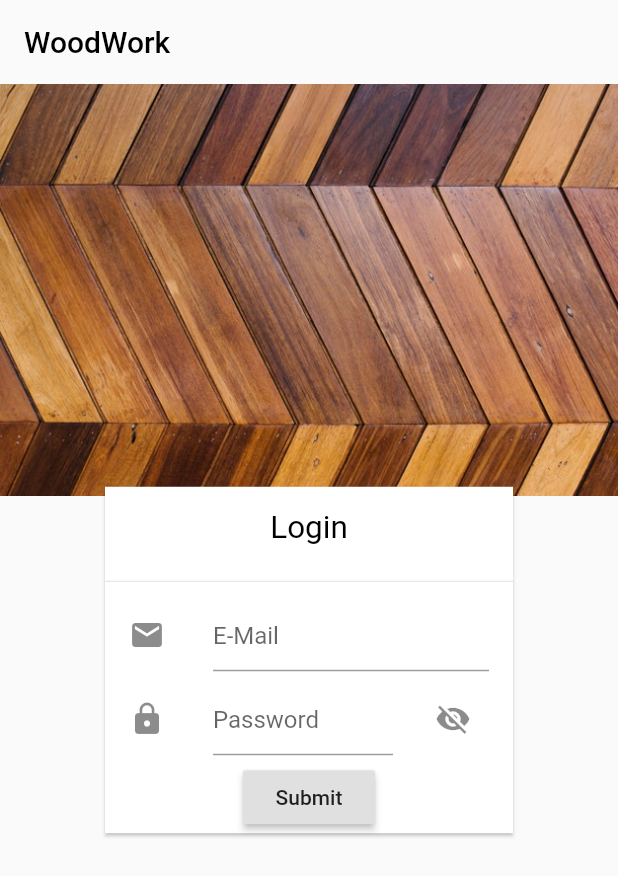
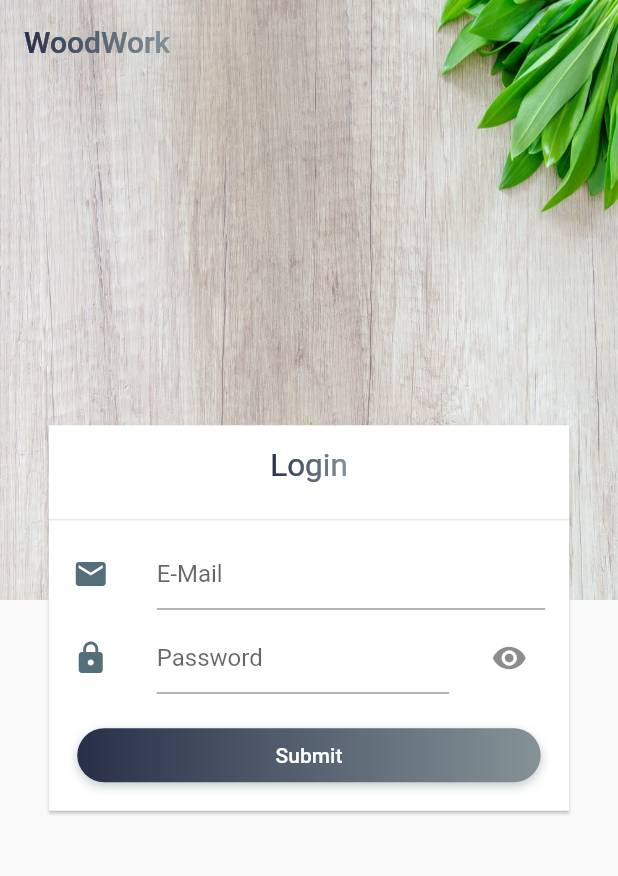
Before and after one commit to nobodomon/WoodWork, a Flutter app: the screen it shows after launch, after a tap on "Submit", on a phone screen of 412 x 824 dp. Shown: the top 876 px of the screen. Run offline on Flutter 3.47's test engine with Material 2 defaults, Android fonts, the phone set to English and light mode, and no system bars; drawn by our look-alikes of gradient_widgets; missing offline and left inert: dart:ffi, keyboard_visibility.

Commit message:
Link up some pages shadily

```diff
--- a/lib/login.dart
+++ b/lib/login.dart
@@ -1,5 +1,11 @@
+import 'dart:ffi';
+
 import 'package:flutter/material.dart';
+import 'package:gradient_widgets/gradient_widgets.dart';
 import 'package:keyboard_visibility/keyboard_visibility.dart';
+import 'package:woodwork/AdminPages/adminHome.dart';
+import 'package:woodwork/ContractorPages/contractorHome.dart';
+import 'package:woodwork/ProductionPages/productionHome.dart';
 
 class Login extends StatefulWidget{
   @override
@@ -7,8 +13,9 @@ class Login extends StatefulWidget{
 }
 
 class LoginState extends State<Login>{
-
+  final emailController = TextEditingController();
   Alignment childAlignment = Alignment.center;
+  double topPadding = 20;
   @override
   void initState() {
     KeyboardVisibilityNotification().addNewListener(
@@ -16,13 +23,22 @@ class LoginState extends State<Login>{
       // Add state updating code
       setState(() {
         childAlignment = visible ? Alignment.topCenter : Alignment.center;
+        topPadding = visible ? 150 : 20;
       });
     },
   );
   super.initState();
   }
+
+  @override
+  void dispose() {
+    // Clean up the controller when the widget is disposed.
+    emailController.dispose();
+    super.dispose();
+  }
+
   bool visible = false;
-  Icon visibilityIcon = new Icon(Icons.visibility_off);
+  Icon visibilityIcon = new Icon(Icons.visibility);
   void toggleVisibility(){
     setState(() {
       if(visible){
@@ -34,45 +50,61 @@ class LoginState extends State<Login>{
       }
     });
   }
-
+  String emailInput;
   @override
   Widget build(BuildContext context) {
-    // TODO: implement build
     return new Scaffold(
-      appBar: new AppBar(
-        title: new Text(
+      /* appBar: new AppBar(
+        title: new GradientText(
           "WoodWork",
+          gradient: Gradients.taitanum,
           style: new TextStyle(
             color: Theme.of(context).primaryTextTheme.title.color),
           ),
         backgroundColor: Colors.transparent,
         elevation: 0,
-      ),
+      ), */
       body: new Stack(
         children: <Widget>[
         new Image.asset(
+
               'assets/images/WoodGrain.jpeg',
-              fit: BoxFit.cover,
+              height: 400,
+              fit: BoxFit.fill
+            ),
+        new Scaffold(
+          backgroundColor: Colors.transparent,
+          appBar: new AppBar(
+            backgroundColor: Colors.transparent,
+            elevation: 0,
+            title: new GradientText(
+              "WoodWork",
+              gradient: Gradients.taitanum,
+              style: new TextStyle(
+                color: Theme.of(context).primaryTextTheme.title.color),
+              ),
+            ),
           ),
         new AnimatedContainer(
-          curve: Curves.easeOut,
+          curve: Curves.easeInOut,
           duration: Duration(
-            milliseconds: 400,
+            milliseconds: 300,
           ),
           width: double.infinity,
           height: double.infinity,
-          padding: const EdgeInsets.all(20),
+          padding: EdgeInsets.fromLTRB(20,topPadding,20,20),
           alignment: childAlignment,
           child: new Card(
             shape: RoundedRectangleBorder(borderRadius: BorderRadius.circular(0.0)),
-            margin: new EdgeInsets.all(50),
+            margin: new EdgeInsets.all(12.5),
             child: new Column(
               mainAxisSize: MainAxisSize.min,
               children: <Widget>[
                 new Padding(
                   padding: new EdgeInsets.all(15),
-                  child: new Text(
+                  child: new GradientText(
                     "Login",
+                    gradient: Gradients.taitanum,
                     style: new TextStyle(
                       fontSize: 21,
                       color: Theme.of(context).primaryTextTheme.title.color
@@ -81,17 +113,30 @@ class LoginState extends State<Login>{
                   ),
                 ),
                 new Divider(),
+                new Form(
+                  child:Column(
+                    children: <Widget>[
                       new ListTile(
-                  leading: new Icon(Icons.email),
+                        leading: new Icon(
+                          Icons.email,
+                          color: Colors.blueGrey[600],
+                        ),
                         title: new TextFormField(
+                          keyboardType: TextInputType.emailAddress,
+                          controller: emailController,
                           decoration: new InputDecoration(
+                            focusedBorder: UnderlineInputBorder(borderSide: BorderSide(color: Colors.blueGrey[600], width: 2.0)),
                             hintText: "E-Mail"
                           ),
                         )),
                       new ListTile(
-                  leading: new Icon(Icons.lock),
+                        leading: new Icon(
+                          Icons.lock,
+                          color: Colors.blueGrey[600],
+                        ),
                         title: new TextFormField(
                           decoration: new InputDecoration(
+                            focusedBorder: UnderlineInputBorder(borderSide: BorderSide(color: Colors.blueGrey[600], width: 2.0)),
                             hintText: "Password"
 
                           ),
@@ -101,7 +146,41 @@ class LoginState extends State<Login>{
                           icon: visibilityIcon,
                           onPressed: ()=>toggleVisibility(),
                         )),
-                new RaisedButton(child: new Text("Submit"),onPressed: ()=> null,)
+                      Padding(
+                        padding: const EdgeInsets.all(15.0),
+                        child: new GradientButton(
+                          child: new Text("Submit"),
+                          increaseWidthBy: double.infinity,
+                          callback: (){
+
+                            switch(emailController.text){
+                              case "Admin": {
+                                Navigator.push(
+                                  context,
+                                  MaterialPageRoute(builder: (context) => AdminHome()),
+                                );
+                                print("Admin");
+                              }break;
+                              case "Contractor": {
+                                Navigator.push(
+                                  context,
+                                  MaterialPageRoute(builder: (context) => ContractorHome()),
+                                );
+                              }break;
+                              case "Production": {
+                                Navigator.push(
+                                  context,
+                                  MaterialPageRoute(builder: (context) => ProductionHome()),
+                                );
+                              }break;
+                            }
+                          },
+                          gradient: Gradients.taitanum,),
+                      )
+                    ],
+                  ),
+
+                ),
               ],
             ),
           ),
--- a/pubspec.yaml
+++ b/pubspec.yaml
@@ -14,12 +14,13 @@ description: A new Flutter project.
 version: 1.0.0+1
 
 environment:
-  sdk: ">=2.1.0 <3.0.0"
+  sdk: ">=2.2.0 <3.0.0"
 
 dependencies:
 
 
   keyboard_visibility: ^0.5.6
+  gradient_widgets: ^0.5.0
 
   flutter:
     sdk: flutter
```
Also changed, not shown: lib/AdminPages/adminHome.dart (added, +21 -0 lines), lib/ContractorPages/contractorHome.dart (added, +21 -0 lines), lib/ProductionPages/productionHome.dart (added, +21 -0 lines), assets/images/WoodGrain.jpeg, lib/Authentication/auth.dart (added), lib/home.dart (added), pubspec.lock, 4 other files. Lines whose indentation alone changed are shown as unchanged.
